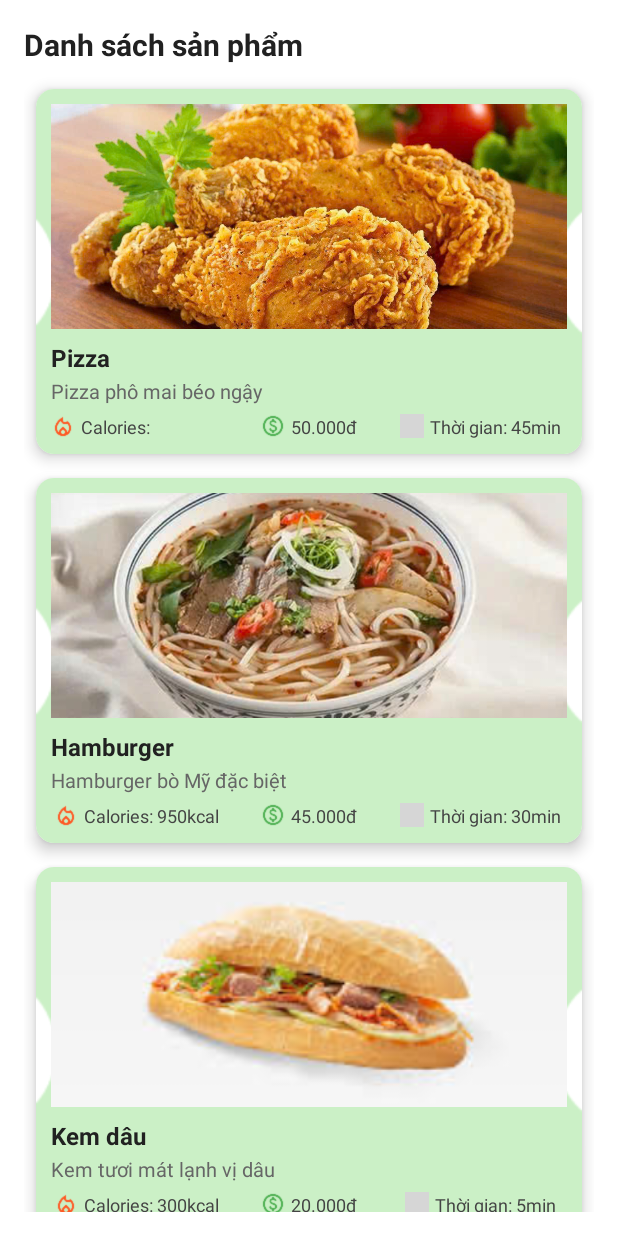
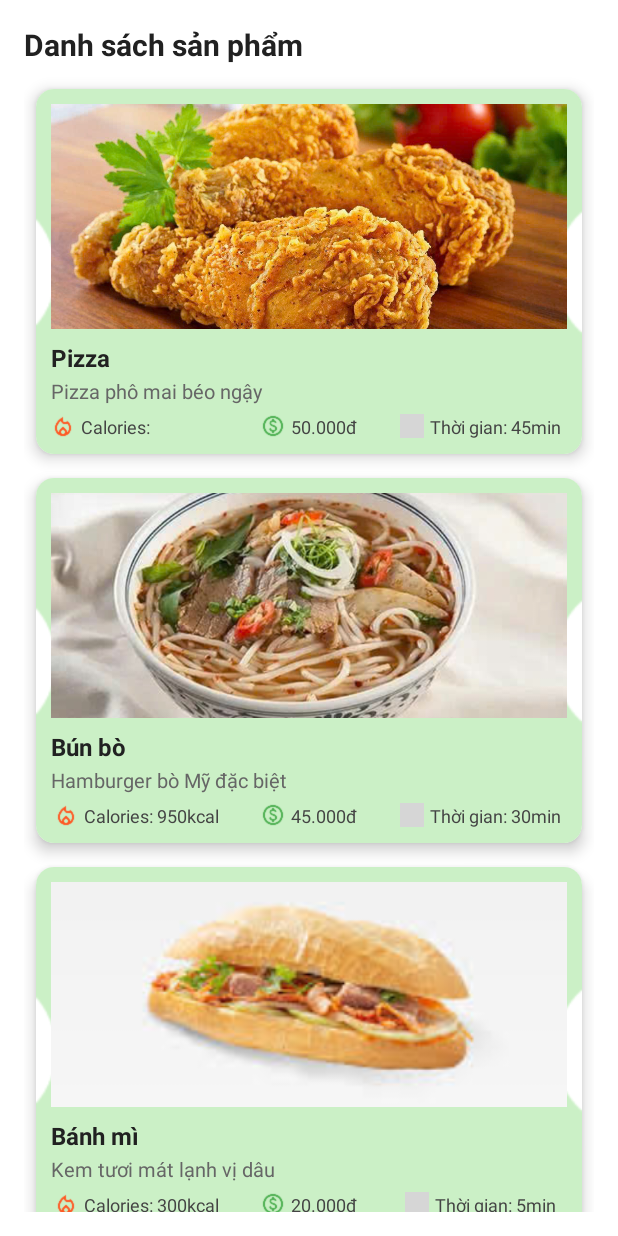
Before and after one commit to MinhPhatKZO/Mobile, an Android app: the HomeActivity screen opened directly, with no data from a screen before it, in the side drawer, after a tap on "Sản phẩm", on a phone screen of 412 x 824 dp. Run offline under Robolectric (Android 15) with nearby library versions, the phone set to English and light mode, and no system bars; grey boxes are pictures that could not be loaded.

Commit message:
Initial commit

```diff
--- a/app/src/main/java/com/example/projecttng/activity/HomeActivity.java
+++ b/app/src/main/java/com/example/projecttng/activity/HomeActivity.java
@@ -75,9 +75,8 @@ public class HomeActivity extends AppCompatActivity {
                 startActivity(new Intent(this, HomeActivity.class));
             } else if (id == R.id.nav_favorite) {
                 startActivity(new Intent(this, FavoriteActivity.class));
-            } else if (id == R.id.nav_search) {
-                startActivity(new Intent(this, SearchActivity.class));
-            } else if (id == R.id.nav_profile) {
+            }
+             else if (id == R.id.nav_profile) {
                 startActivity(new Intent(this, UserProfileActivity.class));
             } else if (id == R.id.nav_category) {
                 startActivity(new Intent(this, CategoryActivity.class));
--- a/app/src/main/java/com/example/projecttng/activity/ProductActivity.java
+++ b/app/src/main/java/com/example/projecttng/activity/ProductActivity.java
@@ -34,8 +34,8 @@ public class ProductActivity extends AppCompatActivity {
 
     private void loadProducts() {
         productList.add(new FoodItem("Pizza", "Pizza phô mai béo ngậy", "1200kcal", "50.000đ", "45min", R.drawable.garan, 100, 10, 4.5f, FoodItem.FoodType.FOOD));
-        productList.add(new FoodItem("Hamburger", "Hamburger bò Mỹ đặc biệt", "950kcal", "45.000đ", "30min", R.drawable.bunbo, 120, 9, 4.4f, FoodItem.FoodType.FOOD));
-        productList.add(new FoodItem("Kem dâu", "Kem tươi mát lạnh vị dâu", "300kcal", "20.000đ", "5min", R.drawable.banhmi, 60, 6, 4.6f, FoodItem.FoodType.FOOD));
+        productList.add(new FoodItem("Bún bò", "Hamburger bò Mỹ đặc biệt", "950kcal", "45.000đ", "30min", R.drawable.bunbo, 120, 9, 4.4f, FoodItem.FoodType.FOOD));
+        productList.add(new FoodItem("Bánh mì", "Kem tươi mát lạnh vị dâu", "300kcal", "20.000đ", "5min", R.drawable.banhmi, 60, 6, 4.6f, FoodItem.FoodType.FOOD));
         productList.add(new FoodItem("Coca Cola", "Nước giải khát có ga", "140kcal", "10.000đ", "2min", R.drawable.trada, 90, 8, 4.2f, FoodItem.FoodType.DRINK));
     }
 }
```
Also changed, not shown: app/src/main/java/com/example/projecttng/activity/SearchActivity.java (deleted, +0 -15 lines), app/src/main/res/layout/activity_search.xml (deleted, +0 -15 lines).
